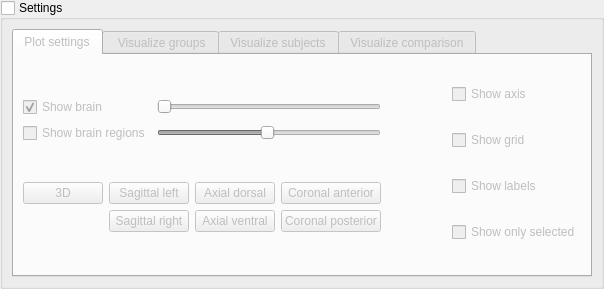
Qt form braphy/gui/ui_files/brain_view_options_widget.ui (softmatterlab/Braph-2.0-Python) before a commit.
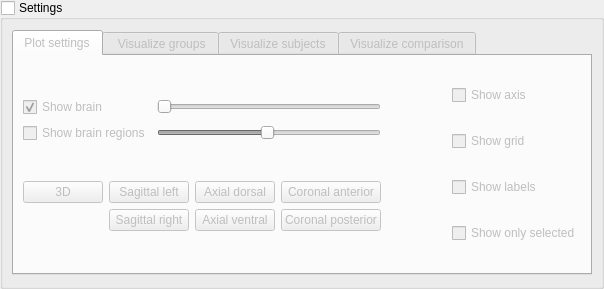
The same form after that commit. The open tabs and pages were chosen to show the change.

Commit message: Update brain view options widget

What changed in the file:
```diff
--- a/braphy/gui/ui_files/brain_view_options_widget.ui
+++ b/braphy/gui/ui_files/brain_view_options_widget.ui
@@ -41,7 +41,7 @@
       <item>
        <widget class="QTabWidget" name="tabWidget">
         <property name="sizePolicy">
-         <sizepolicy hsizetype="MinimumExpanding" vsizetype="Expanding">
+         <sizepolicy hsizetype="Fixed" vsizetype="Fixed">
           <horstretch>0</horstretch>
           <verstretch>0</verstretch>
          </sizepolicy>
@@ -49,7 +49,13 @@
         <property name="minimumSize">
          <size>
           <width>580</width>
-          <height>0</height>
+          <height>245</height>
+         </size>
+        </property>
+        <property name="maximumSize">
+         <size>
+          <width>580</width>
+          <height>245</height>
          </size>
         </property>
         <property name="currentIndex">
```
Left out of the diff: 2 changed lines with no effect on the pictures. The commit also changes 1 other file.
